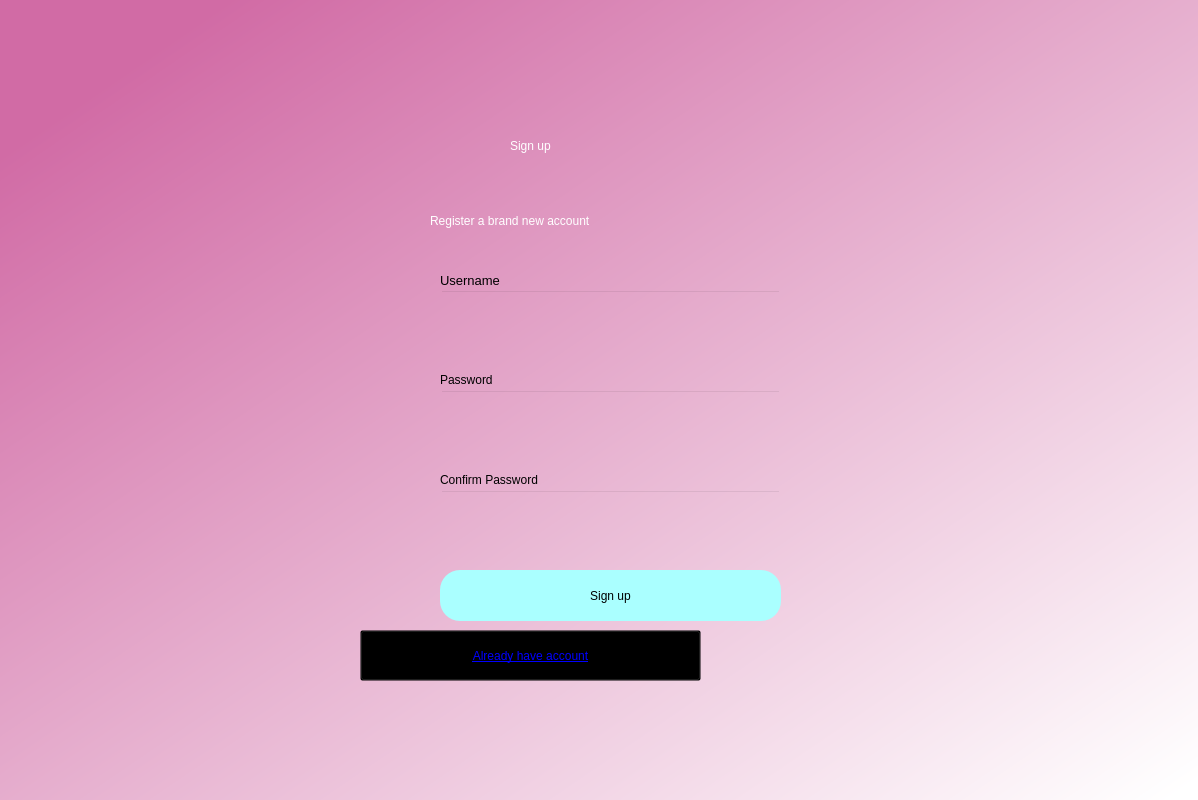
Qt form createacc.ui (MohamedHussein43/BreastCancerDeskTopApp) before a commit.
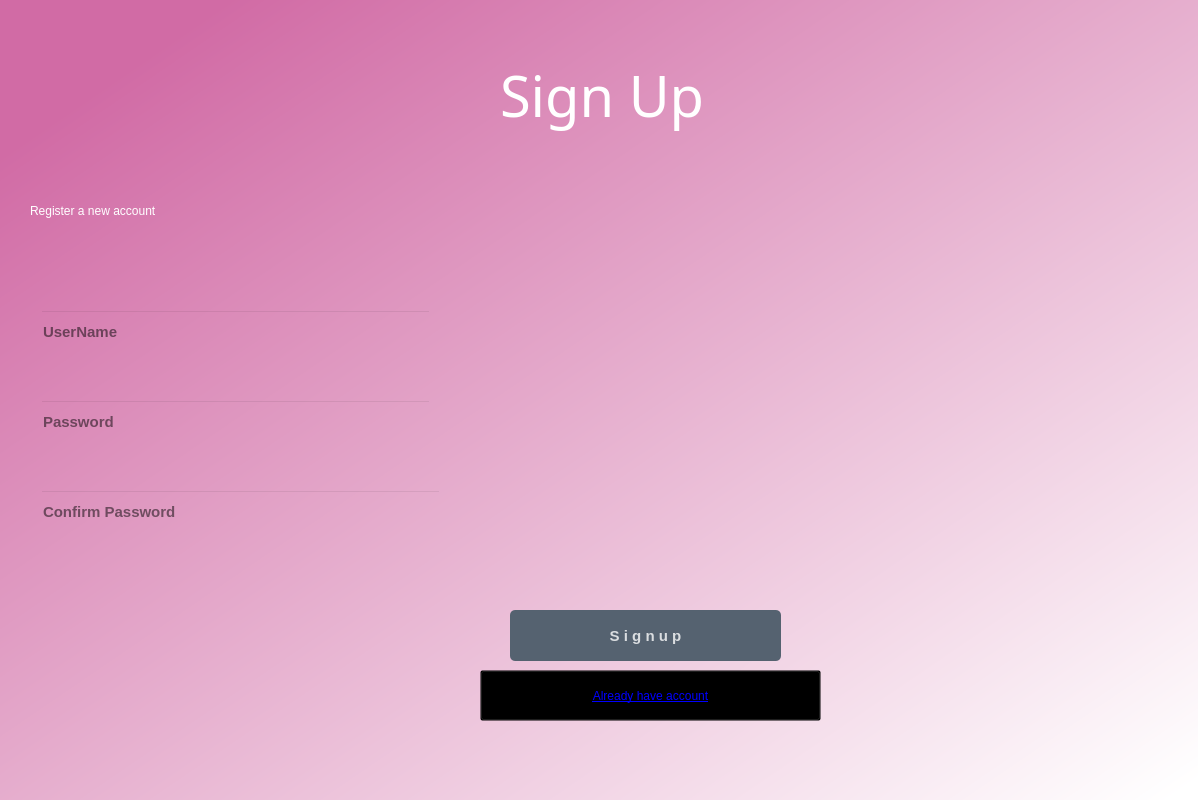
The same form after that commit. Icons and pictures are not drawn.

Commit message: updating the logo&position of labels in login page and save it as login2 with its resours loginres, updating the signup page and save it as creatacc2 and make a resource for the logo called signupres

```diff
--- a/createacc.ui
+++ b/createacc.ui
@@ -29,24 +29,33 @@
    <widget class="QLabel" name="label">
     <property name="geometry">
      <rect>
-      <x>510</x>
-      <y>110</y>
-      <width>211</width>
-      <height>71</height>
+      <x>500</x>
+      <y>50</y>
+      <width>251</width>
+      <height>91</height>
      </rect>
     </property>
+    <property name="font">
+     <font>
+      <family>12 Calibri</family>
+      <pointsize>42</pointsize>
+      <weight>9</weight>
+      <italic>false</italic>
+      <bold>false</bold>
+     </font>
+    </property>
     <property name="styleSheet">
      <string notr="true">font: 36pt &quot;MS Shell Dlg 2&quot;; color:rgb(255, 255, 255)</string>
     </property>
     <property name="text">
-     <string>Sign up</string>
+     <string>Sign Up</string>
     </property>
    </widget>
    <widget class="QLabel" name="label_2">
     <property name="geometry">
      <rect>
-      <x>430</x>
-      <y>200</y>
+      <x>30</x>
+      <y>190</y>
       <width>381</width>
       <height>41</height>
      </rect>
@@ -55,93 +64,60 @@
      <string notr="true">font: 16pt &quot;MS Shell Dlg 2&quot;;color:rgb(255, 255, 255)</string>
     </property>
     <property name="text">
-     <string>Register a brand new account</string>
-    </property>
-   </widget>
-   <widget class="QPushButton" name="signup">
-    <property name="geometry">
-     <rect>
-      <x>440</x>
-      <y>570</y>
-      <width>341</width>
-      <height>51</height>
-     </rect>
-    </property>
-    <property name="styleSheet">
-     <string notr="true">border-radius:20px;
-background-color: rgb(170, 255, 255);
-font: 14pt &quot;MS Shell Dlg 2&quot;;</string>
-    </property>
-    <property name="text">
-     <string>Sign up</string>
+     <string>Register a new account</string>
     </property>
    </widget>
    <widget class="QLineEdit" name="emailfield">
     <property name="geometry">
      <rect>
-      <x>440</x>
-      <y>290</y>
-      <width>341</width>
+      <x>40</x>
+      <y>310</y>
+      <width>391</width>
       <height>51</height>
      </rect>
     </property>
+    <property name="font">
+     <font>
+      <pointsize>11</pointsize>
+      <weight>75</weight>
+      <bold>true</bold>
+     </font>
+    </property>
     <property name="styleSheet">
-     <string notr="true">background-color:rgba(0,0,0,0);
-font: 12pt &quot;MS Shell Dlg 2&quot;;</string>
+     <string notr="true">background-color: rgba(0, 0, 0, 0);
+border:2px solid rgpa(0, 0, 0, 0);
+border-bottom-color:rgba(46, 82 , 101,200);
+color:rgb(0,0,0);
+padding-bottom:7px;</string>
+    </property>
+    <property name="placeholderText">
+     <string>UserName</string>
     </property>
    </widget>
    <widget class="QLineEdit" name="passwordfield">
     <property name="geometry">
      <rect>
-      <x>440</x>
-      <y>390</y>
-      <width>341</width>
+      <x>40</x>
+      <y>400</y>
+      <width>391</width>
       <height>51</height>
      </rect>
     </property>
-    <property name="styleSheet">
-     <string notr="true">background-color:rgba(0,0,0,0);
-font: 12pt &quot;MS Shell Dlg 2&quot;;</string>
-    </property>
-   </widget>
-   <widget class="QLabel" name="label_3">
-    <property name="geometry">
-     <rect>
-      <x>440</x>
-      <y>270</y>
-      <width>81</width>
-      <height>20</height>
-     </rect>
-    </property>
     <property name="font">
      <font>
-      <family>MS Shell Dlg 2</family>
-      <pointsize>10</pointsize>
-      <weight>50</weight>
-      <italic>false</italic>
-      <bold>false</bold>
+      <pointsize>11</pointsize>
+      <weight>75</weight>
+      <bold>true</bold>
      </font>
     </property>
     <property name="styleSheet">
-     <string notr="true">font: 10pt &quot;MS Shell Dlg 2&quot;;</string>
+     <string notr="true">background-color: rgba(0, 0, 0, 0);
+border:2px solid rgpa(0, 0, 0, 0);
+border-bottom-color:rgba(46, 82 , 101,200);
+color:rgb(0,0,0);
+padding-bottom:7px;</string>
     </property>
-    <property name="text">
-     <string>Username</string>
-    </property>
-   </widget>
-   <widget class="QLabel" name="label_4">
-    <property name="geometry">
-     <rect>
-      <x>440</x>
-      <y>370</y>
-      <width>81</width>
-      <height>20</height>
-     </rect>
-    </property>
-    <property name="styleSheet">
-     <string notr="true">font: 10pt &quot;MS Shell Dlg 2&quot;;</string>
-    </property>
-    <property name="text">
+    <property name="placeholderText">
      <string>Password</string>
     </property>
    </widget>
@@ -161,41 +137,90 @@
      <string/>
     </property>
    </widget>
-   <widget class="QLabel" name="label_5">
-    <property name="geometry">
-     <rect>
-      <x>440</x>
-      <y>470</y>
-      <width>141</width>
-      <height>20</height>
-     </rect>
-    </property>
-    <property name="styleSheet">
-     <string notr="true">font: 10pt &quot;MS Shell Dlg 2&quot;;</string>
-    </property>
-    <property name="text">
-     <string>Confirm Password</string>
-    </property>
-   </widget>
    <widget class="QLineEdit" name="confirmpasswordfield">
     <property name="geometry">
      <rect>
-      <x>440</x>
+      <x>40</x>
       <y>490</y>
-      <width>341</width>
+      <width>401</width>
       <height>51</height>
      </rect>
     </property>
+    <property name="font">
+     <font>
+      <pointsize>11</pointsize>
+      <weight>75</weight>
+      <bold>true</bold>
+     </font>
+    </property>
     <property name="styleSheet">
-     <string notr="true">background-color:rgba(0,0,0,0);
-font: 12pt &quot;MS Shell Dlg 2&quot;;</string>
+     <string notr="true">background-color: rgba(0, 0, 0, 0);
+border:2px solid rgpa(0, 0, 0, 0);
+border-bottom-color:rgba(46, 82 , 101,200);
+color:rgb(0,0,0);
+padding-bottom:7px;</string>
+    </property>
+    <property name="placeholderText">
+     <string>Confirm Password</string>
+    </property>
+   </widget>
+   <widget class="QLabel" name="label_3">
+    <property name="geometry">
+     <rect>
+      <x>420</x>
+      <y>0</y>
+      <width>781</width>
+      <height>801</height>
+     </rect>
+    </property>
+    <property name="styleSheet">
+     <string notr="true">background-image:url(:/im/—Pngtree—pink ribbon of breast cancer_8423017.png);</string>
+    </property>
+    <property name="text">
+     <string/>
+    </property>
+   </widget>
+   <widget class="QPushButton" name="signup">
+    <property name="geometry">
+     <rect>
+      <x>510</x>
+      <y>610</y>
+      <width>271</width>
+      <height>51</height>
+     </rect>
+    </property>
+    <property name="font">
+     <font>
+      <pointsize>11</pointsize>
+      <weight>75</weight>
+      <bold>true</bold>
+     </font>
+    </property>
+    <property name="styleSheet">
+     <string notr="true">QPushButton#signup{
+	Background-color:rgba(85,98,112,255);
+	color:rgba(255,255,255,200);
+	border-radius:5px;
+} 
+QPushButton#signup:pressed{
+	padding-left:5px;
+	padding-top:5px;
+	background-color:rgba(254, 81, 171, 0.8);
+	background-position:calc(100% - 10px)center;
+}
+QPushButton#signup:hover{
+	background-color:rgba(254, 81, 171, 0.8)
+}</string>
+    </property>
+    <property name="text">
+     <string>S i g n u p</string>
     </property>
    </widget>
    <widget class="QPushButton" name="back">
     <property name="geometry">
      <rect>
-      <x>360</x>
-      <y>630</y>
+      <x>480</x>
+      <y>670</y>
       <width>341</width>
       <height>51</height>
      </rect>
```
Left out of the diff: 10 changed lines with no effect on the pictures. The commit also changes 16 other files.
